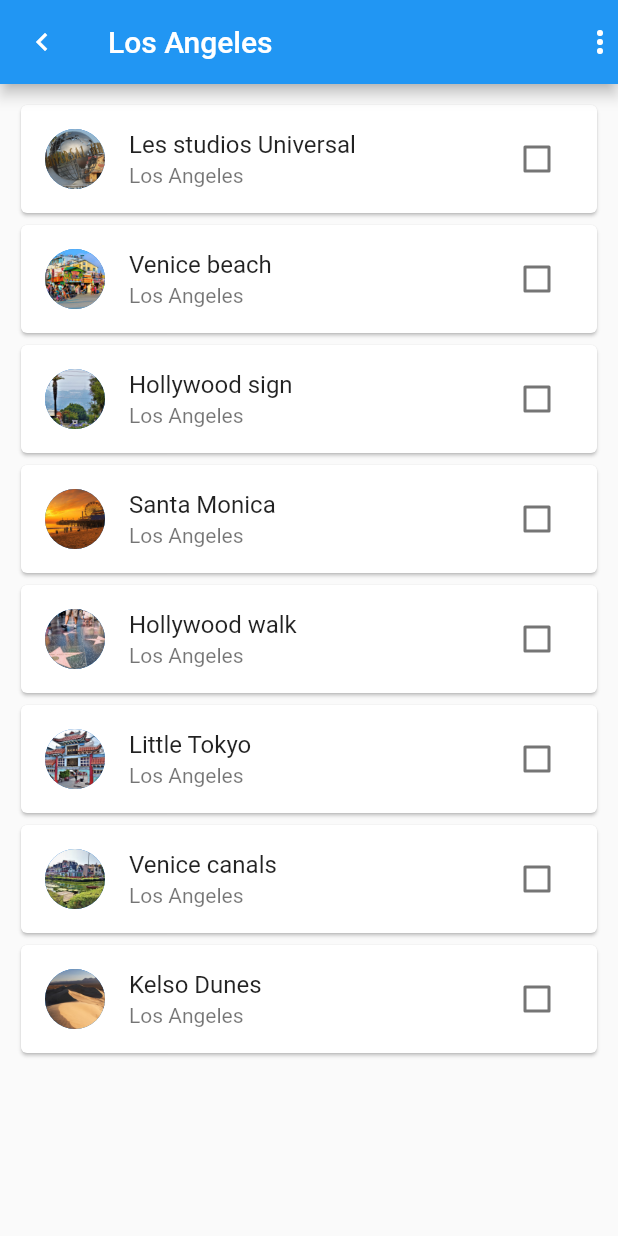
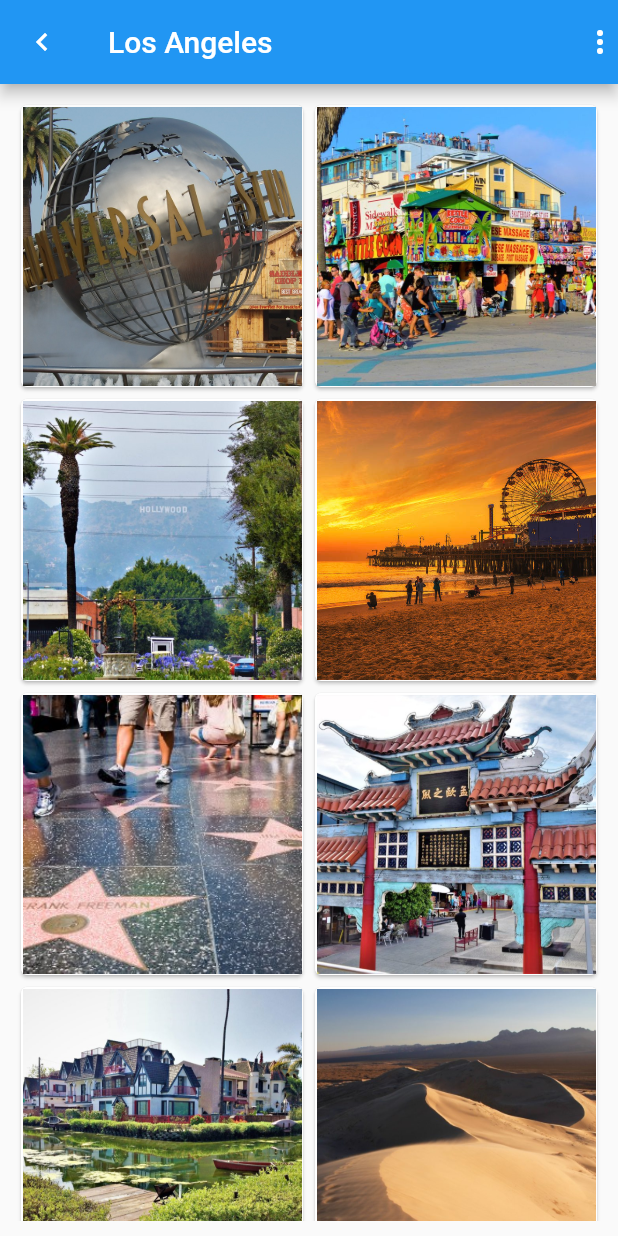
Before and after one commit to GregBiglione/dyma_trip, a Flutter app: the screen it shows after launch, on a phone screen of 412 x 824 dp. Run offline on Flutter 3.47's test engine with Material 2 defaults, Android fonts, the phone set to English and light mode, and no system bars.

Commit message:
Modification, replaced ListView.builder by GridView.count in City & ListTile by Container in ActivityCard

```diff
--- a/lib/activity_card.dart
+++ b/lib/activity_card.dart
@@ -9,11 +9,11 @@ class ActivityCard extends StatelessWidget {
   @override
   Widget build(BuildContext context) {
     return Card(
-      child: ListTile(
-        leading: CircleAvatar(backgroundImage: AssetImage(activity.image),),//Image.asset(activity.image, width: 50,),
-        title: Text(activity.name),
-        subtitle: Text(activity.city),
-        trailing: Checkbox(value: false, tristate: false, onChanged: (value) {}),
+      child: Container(
+        width: double.infinity,
+        height: 150,
+        margin: EdgeInsets.all(1),
+        child: Image.asset(activity.image, fit: BoxFit.cover,),
       ),
     );
   }
--- a/lib/city.dart
+++ b/lib/city.dart
@@ -29,16 +29,12 @@ class _CityState extends State<City> {
       ),
       body: Container(
         padding: EdgeInsets.all(10),
-        child: ListView.builder(
-            itemBuilder: (context, index) {
-              return ActivityCard(activity: widget.activities[index]);
-            },
-            itemCount: widget.activities.length,
-        ),/*Column(
-            children: widget.activities.map((activity) =>
-            ActivityCard(activity: activity),
-            ).toList(),
-        ),*/
+        child: GridView.count(
+            crossAxisCount: 2,
+            children:
+              widget.activities.map((activity) => ActivityCard(activity: activity,),
+              ).toList(),
+        ),
       ),
     );
   }
```
